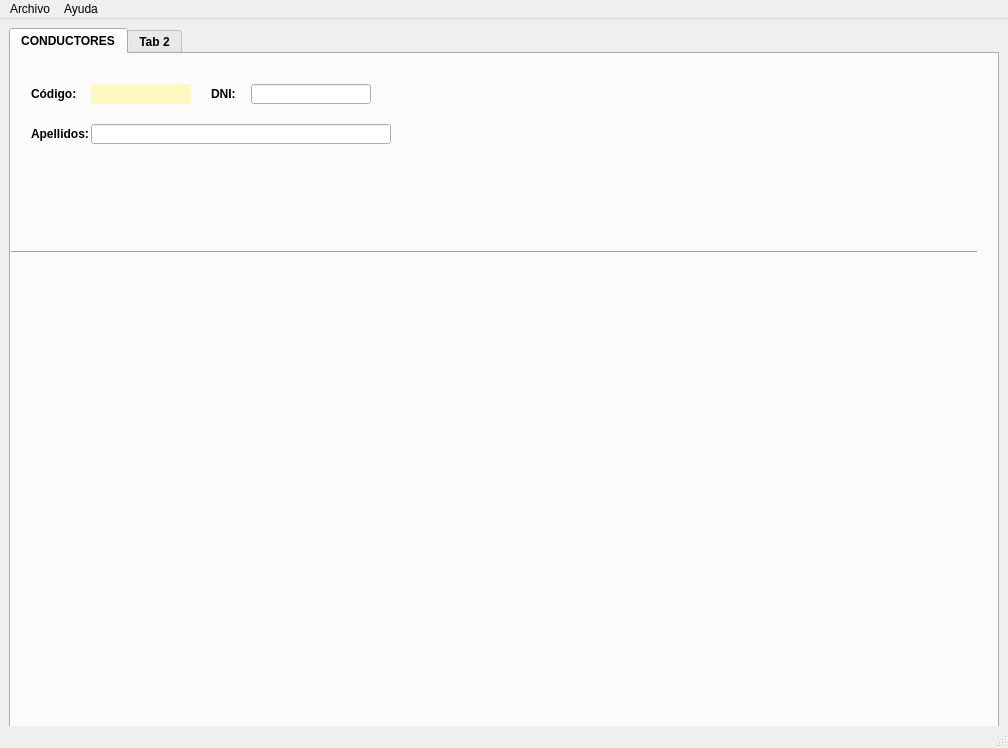
Above: MainWindow.ui from XoanCarlos/perezgonzalez2324 before the change. Below: the same form after it.
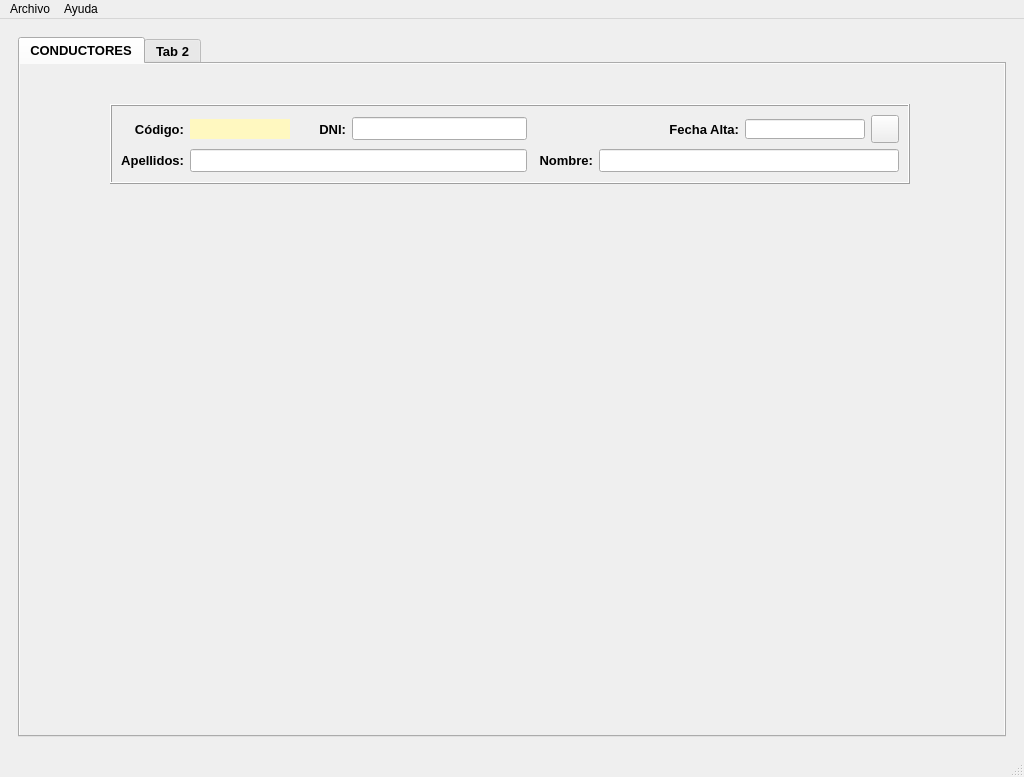
That is the form after the change. Icons and pictures are not drawn.

Diff of the .ui file:
```diff
--- a/MainWindow.ui
+++ b/MainWindow.ui
@@ -6,8 +6,8 @@
    <rect>
     <x>0</x>
     <y>0</y>
-    <width>1008</width>
-    <height>748</height>
+    <width>1024</width>
+    <height>777</height>
    </rect>
   </property>
   <property name="sizePolicy">
@@ -24,8 +24,8 @@
   </property>
   <property name="maximumSize">
    <size>
-    <width>1920</width>
-    <height>1080</height>
+    <width>1024</width>
+    <height>777</height>
    </size>
   </property>
   <property name="windowTitle">
@@ -43,7 +43,10 @@
    </size>
   </property>
   <widget class="QWidget" name="centralwidget">
-   <layout class="QGridLayout" name="gridLayout_3">
+   <layout class="QHBoxLayout" name="horizontalLayout">
+    <item>
+     <widget class="QFrame" name="gridFrame">
+      <layout class="QGridLayout" name="gridLayout">
     <item row="0" column="0">
      <widget class="QTabWidget" name="tabPrincipal">
       <property name="minimumSize">
@@ -54,6 +57,7 @@
       </property>
       <property name="font">
        <font>
+           <pointsize>10</pointsize>
         <weight>75</weight>
         <bold>true</bold>
        </font>
@@ -63,42 +67,77 @@
       </property>
       <widget class="QWidget" name="tabDrivers">
        <property name="sizePolicy">
-        <sizepolicy hsizetype="Preferred" vsizetype="Preferred">
+           <sizepolicy hsizetype="Expanding" vsizetype="Expanding">
          <horstretch>0</horstretch>
          <verstretch>0</verstretch>
         </sizepolicy>
        </property>
+          <property name="autoFillBackground">
+           <bool>true</bool>
+          </property>
        <attribute name="title">
         <string>CONDUCTORES</string>
        </attribute>
-       <widget class="Line" name="line">
+          <widget class="QFrame" name="frngestdrive">
         <property name="geometry">
          <rect>
-          <x>0</x>
-          <y>190</y>
-          <width>966</width>
-          <height>16</height>
+             <x>90</x>
+             <y>40</y>
+             <width>800</width>
+             <height>80</height>
          </rect>
         </property>
         <property name="sizePolicy">
-         <sizepolicy hsizetype="Expanding" vsizetype="Fixed">
+            <sizepolicy hsizetype="Maximum" vsizetype="Maximum">
           <horstretch>0</horstretch>
           <verstretch>0</verstretch>
          </sizepolicy>
         </property>
-        <property name="orientation">
-         <enum>Qt::Horizontal</enum>
-        </property>
-       </widget>
+           <property name="minimumSize">
+            <size>
+             <width>800</width>
+             <height>80</height>
+            </size>
+           </property>
+           <property name="layoutDirection">
+            <enum>Qt::LeftToRight</enum>
+           </property>
+           <property name="frameShape">
+            <enum>QFrame::Box</enum>
+           </property>
+           <property name="frameShadow">
+            <enum>QFrame::Raised</enum>
+           </property>
+           <layout class="QHBoxLayout" name="horizontalLayout_2" stretch="0">
+            <property name="sizeConstraint">
+             <enum>QLayout::SetDefaultConstraint</enum>
+            </property>
+            <property name="leftMargin">
+             <number>9</number>
+            </property>
+            <item>
+             <layout class="QGridLayout" name="gridLayout_2">
+              <property name="sizeConstraint">
+               <enum>QLayout::SetDefaultConstraint</enum>
+              </property>
+              <item row="1" column="5">
+               <widget class="QLabel" name="lblNome">
+                <property name="minimumSize">
+                 <size>
+                  <width>60</width>
+                  <height>20</height>
+                 </size>
+                </property>
+                <property name="text">
+                 <string>Nombre:</string>
+                </property>
+                <property name="alignment">
+                 <set>Qt::AlignRight|Qt::AlignTrailing|Qt::AlignVCenter</set>
+                </property>
+               </widget>
+              </item>
+              <item row="0" column="0">
        <widget class="QLabel" name="lblCod">
-        <property name="geometry">
-         <rect>
-          <x>20</x>
-          <y>30</y>
-          <width>50</width>
-          <height>20</height>
-         </rect>
-        </property>
         <property name="minimumSize">
          <size>
           <width>50</width>
@@ -108,19 +147,22 @@
         <property name="text">
          <string>Código:</string>
         </property>
-       </widget>
+                <property name="alignment">
+                 <set>Qt::AlignRight|Qt::AlignTrailing|Qt::AlignVCenter</set>
+                </property>
+               </widget>
+              </item>
+              <item row="0" column="1">
        <widget class="QLabel" name="lblcodbd">
-        <property name="geometry">
-         <rect>
-          <x>80</x>
-          <y>30</y>
+                <property name="minimumSize">
+                 <size>
           <width>100</width>
           <height>20</height>
-         </rect>
-        </property>
-        <property name="minimumSize">
+                 </size>
+                </property>
+                <property name="maximumSize">
          <size>
-          <width>100</width>
+                  <width>16777215</width>
           <height>20</height>
          </size>
         </property>
@@ -130,16 +172,13 @@
         <property name="text">
          <string/>
         </property>
-       </widget>
+                <property name="alignment">
+                 <set>Qt::AlignCenter</set>
+                </property>
+               </widget>
+              </item>
+              <item row="0" column="2">
        <widget class="QLabel" name="lblDni">
-        <property name="geometry">
-         <rect>
-          <x>200</x>
-          <y>30</y>
-          <width>50</width>
-          <height>20</height>
-         </rect>
-        </property>
         <property name="minimumSize">
          <size>
           <width>50</width>
@@ -149,32 +188,65 @@
         <property name="text">
          <string>DNI:</string>
         </property>
-       </widget>
+                <property name="alignment">
+                 <set>Qt::AlignRight|Qt::AlignTrailing|Qt::AlignVCenter</set>
+                </property>
+               </widget>
+              </item>
+              <item row="0" column="3">
        <widget class="QLineEdit" name="txtDni">
-        <property name="geometry">
-         <rect>
-          <x>240</x>
-          <y>30</y>
+                <property name="minimumSize">
+                 <size>
           <width>120</width>
           <height>20</height>
-         </rect>
-        </property>
+                 </size>
+                </property>
+                <property name="alignment">
+                 <set>Qt::AlignCenter</set>
+                </property>
+               </widget>
+              </item>
+              <item row="1" column="1" colspan="3">
+               <widget class="QLineEdit" name="txtApel">
         <property name="minimumSize">
          <size>
-          <width>120</width>
+                  <width>300</width>
           <height>20</height>
          </size>
         </property>
        </widget>
+              </item>
+              <item row="0" column="8">
+               <widget class="QPushButton" name="btnCalendar">
+                <property name="minimumSize">
+                 <size>
+                  <width>28</width>
+                  <height>28</height>
+                 </size>
+                </property>
+                <property name="maximumSize">
+                 <size>
+                  <width>28</width>
+                  <height>28</height>
+                 </size>
+                </property>
+                <property name="text">
+                 <string/>
+                </property>
+                <property name="icon">
+                 <iconset>
+                  <normaloff>img/calendar.png</normaloff>img/calendar.png</iconset>
+                </property>
+                <property name="iconSize">
+                 <size>
+                  <width>28</width>
+                  <height>28</height>
+                 </size>
+                </property>
+               </widget>
+              </item>
+              <item row="1" column="0">
        <widget class="QLabel" name="lblApel">
-        <property name="geometry">
-         <rect>
-          <x>20</x>
-          <y>70</y>
-          <width>60</width>
-          <height>20</height>
-         </rect>
-        </property>
         <property name="minimumSize">
          <size>
           <width>60</width>
@@ -184,21 +256,77 @@
         <property name="text">
          <string>Apellidos:</string>
         </property>
-       </widget>
-       <widget class="QLineEdit" name="txtApel">
+                <property name="alignment">
+                 <set>Qt::AlignRight|Qt::AlignTrailing|Qt::AlignVCenter</set>
+                </property>
+               </widget>
+              </item>
+              <item row="1" column="6" colspan="3">
+               <widget class="QLineEdit" name="txtNome">
+                <property name="minimumSize">
+                 <size>
+                  <width>300</width>
+                  <height>20</height>
+                 </size>
+                </property>
+               </widget>
+              </item>
+              <item row="0" column="7">
+               <widget class="QLineEdit" name="txtDatadriver">
+                <property name="sizePolicy">
+                 <sizepolicy hsizetype="Preferred" vsizetype="Fixed">
+                  <horstretch>0</horstretch>
+                  <verstretch>0</verstretch>
+                 </sizepolicy>
+                </property>
+                <property name="minimumSize">
+                 <size>
+                  <width>120</width>
+                  <height>20</height>
+                 </size>
+                </property>
+                <property name="maximumSize">
+                 <size>
+                  <width>120</width>
+                  <height>20</height>
+                 </size>
+                </property>
+                <property name="alignment">
+                 <set>Qt::AlignCenter</set>
+                </property>
+               </widget>
+              </item>
+              <item row="0" column="6">
+               <widget class="QLabel" name="lblDatadriver">
+                <property name="minimumSize">
+                 <size>
+                  <width>70</width>
+                  <height>20</height>
+                 </size>
+                </property>
+                <property name="text">
+                 <string>Fecha Alta:</string>
+                </property>
+                <property name="alignment">
+                 <set>Qt::AlignRight|Qt::AlignTrailing|Qt::AlignVCenter</set>
+                </property>
+               </widget>
+              </item>
+             </layout>
+            </item>
+           </layout>
+          </widget>
+          <widget class="QSplitter" name="splitter">
         <property name="geometry">
          <rect>
-          <x>80</x>
-          <y>70</y>
-          <width>300</width>
+             <x>0</x>
+             <y>80</y>
+             <width>80</width>
           <height>20</height>
          </rect>
         </property>
-        <property name="minimumSize">
-         <size>
-          <width>300</width>
-          <height>20</height>
-         </size>
+           <property name="orientation">
+            <enum>Qt::Horizontal</enum>
         </property>
        </widget>
       </widget>
@@ -222,9 +350,7 @@
       </widget>
      </widget>
     </item>
-    <item row="1" column="0">
-     <widget class="QFrame" name="gridFrame">
-      <layout class="QGridLayout" name="gridLayout"/>
+      </layout>
      </widget>
     </item>
    </layout>
@@ -234,7 +360,7 @@
     <rect>
      <x>0</x>
      <y>0</y>
-     <width>1008</width>
+     <width>1024</width>
      <height>21</height>
     </rect>
    </property>
```
Lines whose indentation alone changed are shown as unchanged.
